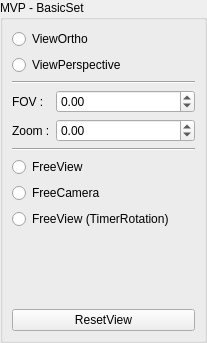
c-sonntag/graphic-kit, file qt_easiest_matrice_controler.ui: the form before one commit.
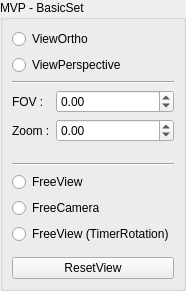
The form after the commit.

Diff of the .ui file:
```diff
--- a/qt_easiest_matrice_controler.ui
+++ b/qt_easiest_matrice_controler.ui
@@ -6,8 +6,8 @@
    <rect>
     <x>0</x>
     <y>0</y>
-    <width>207</width>
-    <height>343</height>
+    <width>165</width>
+    <height>291</height>
    </rect>
   </property>
   <property name="windowTitle">
@@ -148,15 +148,6 @@
         <property name="orientation">
          <enum>Qt::Vertical</enum>
         </property>
-        <property name="sizeType">
-         <enum>QSizePolicy::Expanding</enum>
-        </property>
-        <property name="sizeHint" stdset="0">
-         <size>
-          <width>20</width>
-          <height>5</height>
-         </size>
-        </property>
        </spacer>
       </item>
       <item>
```
Left out of the diff: 2 changed lines with no effect on the pictures.
